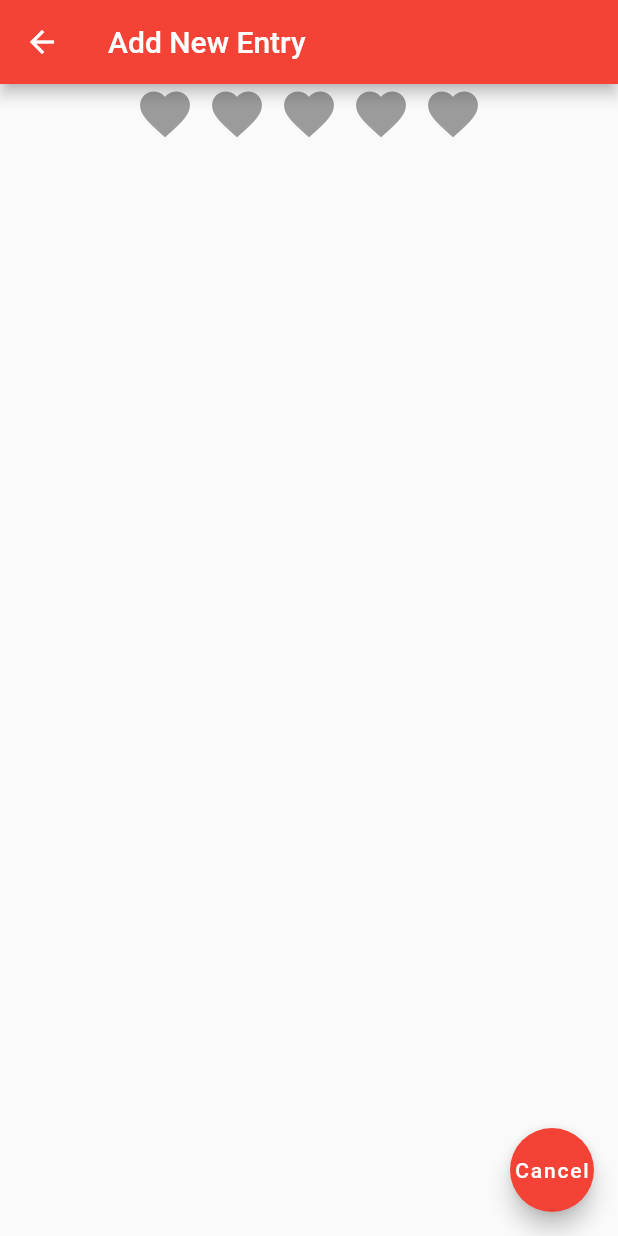
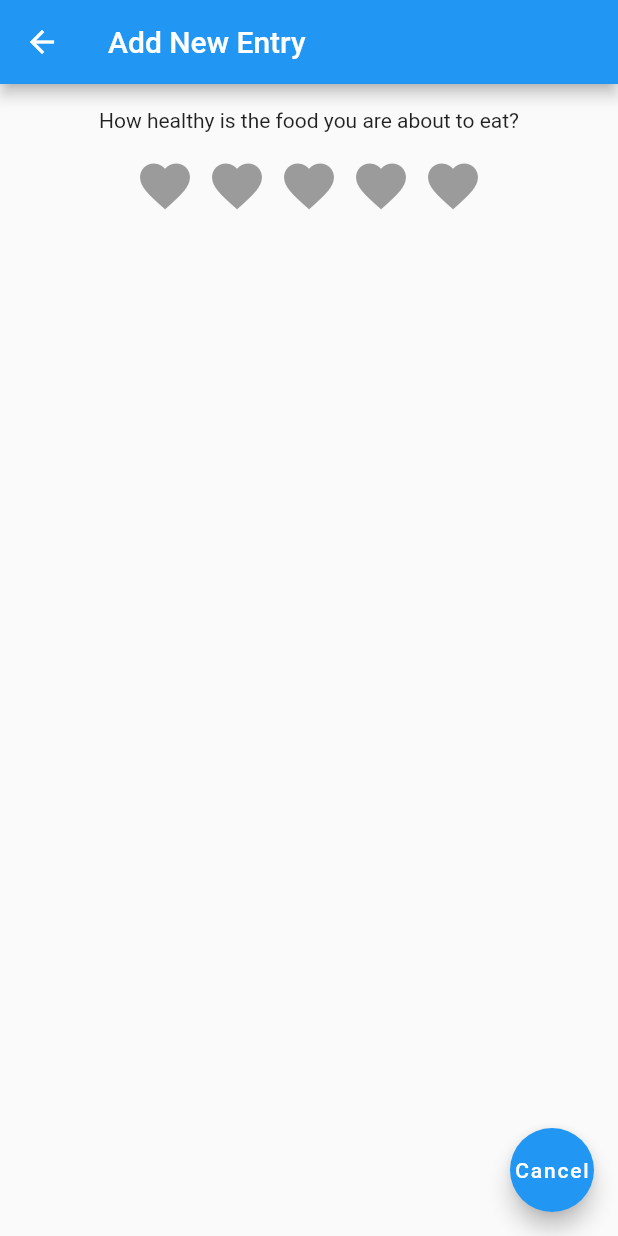
Before and after one commit to fooki/happynomnom, a Flutter app: the NewEntryPage screen opened by its route, on a phone screen of 412 x 824 dp. Run offline on Flutter 3.47's test engine with Material 2 defaults, Android fonts, the light colour scheme and no system bars; drawn by our look-alikes of flutter_rating_bar; our stand-ins replace timeago.

Commit message:
Minor styling

```diff
--- a/lib/rate_food_dialog.dart
+++ b/lib/rate_food_dialog.dart
@@ -31,6 +31,10 @@
   Widget build(BuildContext context) {
     return Column(
       children: [
+        Padding(
+          padding: EdgeInsets.all(16.0),
+          child: Text("How healthy is the food you are about to eat?"),
+        ),
         RatingBar.builder(
           initialRating: 0.0,
           minRating: 1.0,
@@ -46,7 +50,9 @@
             _setTempRating(rating);
           },
         ),
-        _isRatingSet() ? ElevatedButton(
+        _isRatingSet() ? Padding(
+          padding: EdgeInsets.all(32.0),
+          child: ElevatedButton(
             onPressed: () { widget.onRatingSet(rating.round()); },
             style: ElevatedButton.styleFrom(
               primary: Colors.blue,
@@ -55,7 +61,8 @@
               'Continue',
               style: TextStyle(fontSize: 20)
             ),
-        ) : Container()
+          )
+        ): Container()
       ],
     );
   }
```
Also changed, not shown: lib/log_entry_list.dart (+18 -3 lines), lib/main.dart (+8 -6 lines). Lines whose indentation alone changed are shown as unchanged.
